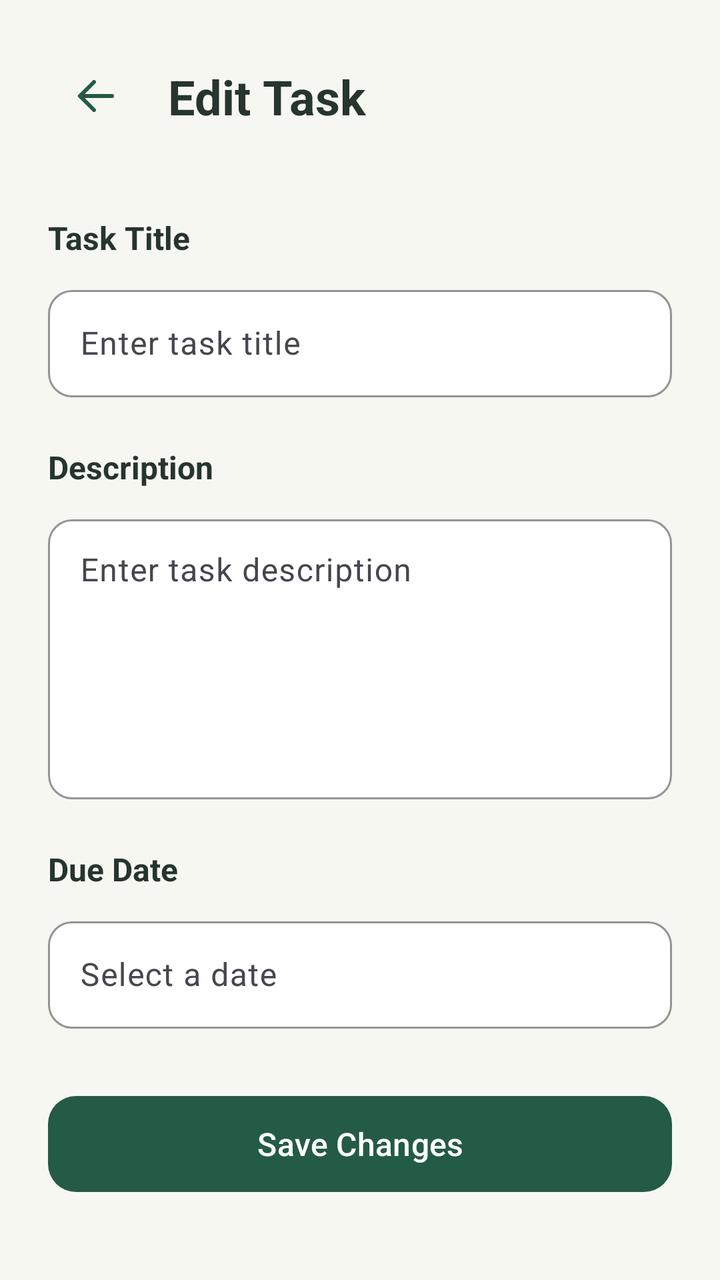
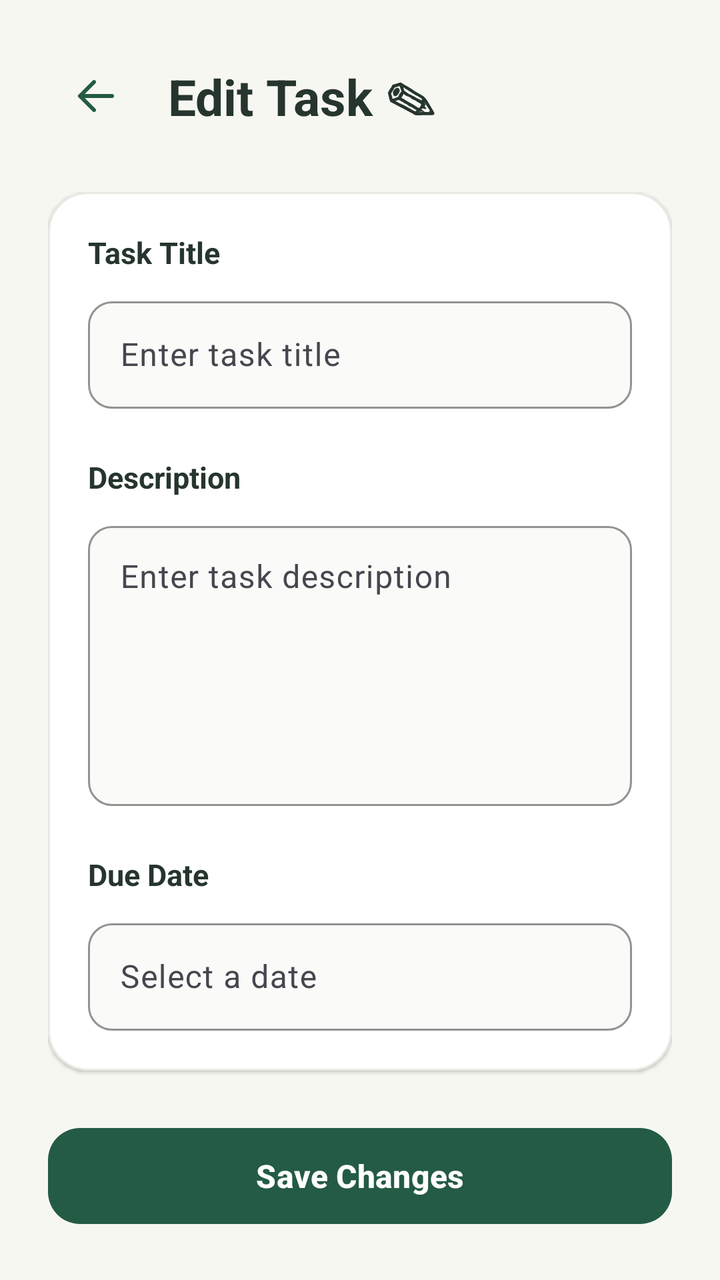

Screens rendered from an Android XML layout before and after an edit, with the pre-edit source and the edit as a unified diff.
<!-- AndroidManifest.xml: application theme Theme.Taskly -->
<!-- res/layout/edit_task_fragment.xml -->
<?xml version="1.0" encoding="utf-8"?>
<androidx.constraintlayout.widget.ConstraintLayout
    xmlns:android="http://schemas.android.com/apk/res/android"
    xmlns:app="http://schemas.android.com/apk/res-auto"
    xmlns:tools="http://schemas.android.com/tools"
    android:layout_width="match_parent"
    android:layout_height="match_parent"
    android:background="#F7F7F2"
    android:padding="24dp">

    <ImageButton
        android:id="@+id/btnBack"
        android:layout_width="48dp"
        android:layout_height="48dp"
        android:background="?attr/selectableItemBackgroundBorderless"
        android:contentDescription="@string/back"
        android:src="@drawable/ic_arrow_back"
        app:tint="#245B45"
        app:layout_constraintStart_toStartOf="parent"
        app:layout_constraintTop_toTopOf="parent" />

    <TextView
        android:id="@+id/tvScreenTitle"
        android:layout_width="0dp"
        android:layout_height="wrap_content"
        android:layout_marginStart="12dp"
        android:text="@string/edit_task_title"
        android:textColor="#26352D"
        android:textSize="24sp"
        android:textStyle="bold"
        app:layout_constraintBottom_toBottomOf="@id/btnBack"
        app:layout_constraintEnd_toEndOf="parent"
        app:layout_constraintStart_toEndOf="@id/btnBack"
        app:layout_constraintTop_toTopOf="@id/btnBack" />

    <TextView
        android:id="@+id/tvTaskTitleLabel"
        android:layout_width="wrap_content"
        android:layout_height="wrap_content"
        android:layout_marginTop="36dp"
        android:text="@string/task_title_label"
        android:textColor="#26352D"
        android:textSize="16sp"
        android:textStyle="bold"
        app:layout_constraintStart_toStartOf="parent"
        app:layout_constraintTop_toBottomOf="@id/btnBack" />

    <com.google.android.material.textfield.TextInputLayout
        android:id="@+id/tilTaskTitle"
        android:layout_width="0dp"
        android:layout_height="wrap_content"
        android:layout_marginTop="10dp"
        app:boxBackgroundColor="#FFFFFF"
        app:boxBackgroundMode="outline"
        app:boxCornerRadiusBottomEnd="12dp"
        app:boxCornerRadiusBottomStart="12dp"
        app:boxCornerRadiusTopEnd="12dp"
        app:boxCornerRadiusTopStart="12dp"
        app:boxStrokeColor="#245B45"
        app:layout_constraintWidth_max="488dp"
        app:layout_constraintEnd_toEndOf="parent"
        app:layout_constraintStart_toStartOf="parent"
        app:layout_constraintTop_toBottomOf="@id/tvTaskTitleLabel">

        <com.google.android.material.textfield.TextInputEditText
            android:id="@+id/etTaskTitle"
            android:layout_width="match_parent"
            android:layout_height="wrap_content"
            android:hint="@string/task_title_hint"
            android:inputType="textCapSentences"
            android:maxLines="1"
            android:padding="16dp"
            android:textColor="#26352D"
            android:textColorHint="#757575"
            tools:ignore="TextContrastCheck" />

    </com.google.android.material.textfield.TextInputLayout>

    <TextView
        android:id="@+id/tvDescriptionLabel"
        android:layout_width="wrap_content"
        android:layout_height="wrap_content"
        android:layout_marginTop="24dp"
        android:text="@string/task_description_label"
        android:textColor="#26352D"
        android:textSize="16sp"
        android:textStyle="bold"
        app:layout_constraintStart_toStartOf="parent"
        app:layout_constraintTop_toBottomOf="@id/tilTaskTitle" />

    <com.google.android.material.textfield.TextInputLayout
        android:id="@+id/tilTaskDescription"
        android:layout_width="0dp"
        android:layout_height="wrap_content"
        android:layout_marginTop="10dp"
        app:boxBackgroundColor="#FFFFFF"
        app:boxBackgroundMode="outline"
        app:boxCornerRadiusBottomEnd="12dp"
        app:boxCornerRadiusBottomStart="12dp"
        app:boxCornerRadiusTopEnd="12dp"
        app:boxCornerRadiusTopStart="12dp"
        app:boxStrokeColor="#245B45"
        app:layout_constraintWidth_max="488dp"
        app:layout_constraintEnd_toEndOf="parent"
        app:layout_constraintStart_toStartOf="parent"
        app:layout_constraintTop_toBottomOf="@id/tvDescriptionLabel">

        <com.google.android.material.textfield.TextInputEditText
            android:id="@+id/etTaskDescription"
            android:layout_width="match_parent"
            android:layout_height="140dp"
            android:gravity="top|start"
            android:hint="@string/task_description_hint"
            android:inputType="textCapSentences|textMultiLine"
            android:padding="16dp"
            android:textColor="#26352D"
            android:textColorHint="#757575"
            tools:ignore="TextContrastCheck" />

    </com.google.android.material.textfield.TextInputLayout>

    <TextView
        android:id="@+id/tvDueDateLabel"
        android:layout_width="wrap_content"
        android:layout_height="wrap_content"
        android:layout_marginTop="24dp"
        android:text="@string/task_due_date_label"
        android:textColor="#26352D"
        android:textSize="16sp"
        android:textStyle="bold"
        app:layout_constraintStart_toStartOf="parent"
        app:layout_constraintTop_toBottomOf="@id/tilTaskDescription" />

    <com.google.android.material.textfield.TextInputLayout
        android:id="@+id/tilTaskDueDate"
        android:layout_width="0dp"
        android:layout_height="wrap_content"
        android:layout_marginTop="10dp"
        app:boxBackgroundColor="#FFFFFF"
        app:boxBackgroundMode="outline"
        app:boxCornerRadiusBottomEnd="12dp"
        app:boxCornerRadiusBottomStart="12dp"
        app:boxCornerRadiusTopEnd="12dp"
        app:boxCornerRadiusTopStart="12dp"
        app:boxStrokeColor="#245B45"
        app:layout_constraintWidth_max="488dp"
        app:layout_constraintEnd_toEndOf="parent"
        app:layout_constraintStart_toStartOf="parent"
        app:layout_constraintTop_toBottomOf="@id/tvDueDateLabel">

        <com.google.android.material.textfield.TextInputEditText
            android:id="@+id/etTaskDueDate"
            android:layout_width="match_parent"
            android:layout_height="wrap_content"
            android:clickable="true"
            android:focusable="true"
            android:hint="@string/task_due_date_hint"
            android:inputType="none"
            android:padding="16dp"
            android:textColor="#26352D"
            android:textColorHint="#757575"
            tools:ignore="TextContrastCheck" />

    </com.google.android.material.textfield.TextInputLayout>



    <com.google.android.material.button.MaterialButton
        android:id="@+id/btnSaveChanges"
        android:layout_width="0dp"
        android:layout_height="56dp"
        android:layout_marginBottom="16dp"
        app:layout_constraintWidth_max="320dp"
        android:text="@string/save_changes"
        android:textAllCaps="false"
        android:textColor="#FFFFFF"
        android:textSize="16sp"
        app:backgroundTint="#245B45"
        app:cornerRadius="14dp"
        app:layout_constraintBottom_toBottomOf="parent"
        app:layout_constraintEnd_toEndOf="parent"
        app:layout_constraintStart_toStartOf="parent" />

</androidx.constraintlayout.widget.ConstraintLayout>
<!-- resources referenced by this layout -->
<resources>
  <!-- drawable ic_arrow_back (drawable) -->
  <vector xmlns:android="http://schemas.android.com/apk/res/android"
      android:width="24dp"
      android:height="24dp"
      android:viewportWidth="24"
      android:viewportHeight="24">
  
      <path
          android:fillColor="#245B45"
          android:pathData="M20,12H4M4,12l7,-7M4,12l7,7"
          android:strokeColor="#245B45"
          android:strokeWidth="2"
          android:strokeLineCap="round"
          android:strokeLineJoin="round" />
  
  </vector>
  <string name="back">Back</string>
  <string name="edit_task_title">Edit Task</string>
  <string name="save_changes">Save Changes</string>
  <string name="task_description_hint">Enter task description</string>
  <string name="task_description_label">Description</string>
  <string name="task_due_date_hint">Select a date</string>
  <string name="task_due_date_label">Due Date</string>
  <string name="task_title_hint">Enter task title</string>
  <string name="task_title_label">Task Title</string>
  <style name="Theme.Taskly" parent="Base.Theme.Taskly" />
  <style name="Base.Theme.Taskly" parent="Theme.Material3.DayNight.NoActionBar">
          
          
      </style>
</resources>

<!-- the commit's change to res/layout/edit_task_fragment.xml (unified diff, before → after) -->
@@ -5,9 +5,10 @@
     xmlns:tools="http://schemas.android.com/tools"
     android:layout_width="match_parent"
     android:layout_height="match_parent"
-    android:background="#F7F7F2"
+    android:background="@color/app_background"
     android:padding="24dp">
 
+    
     <ImageButton
         android:id="@+id/btnBack"
         android:layout_width="48dp"
@@ -15,7 +16,7 @@
         android:background="?attr/selectableItemBackgroundBorderless"
         android:contentDescription="@string/back"
         android:src="@drawable/ic_arrow_back"
-        app:tint="#245B45"
+        app:tint="@color/app_tint"
         app:layout_constraintStart_toStartOf="parent"
         app:layout_constraintTop_toTopOf="parent" />
 
@@ -25,160 +26,177 @@
         android:layout_height="wrap_content"
         android:layout_marginStart="12dp"
         android:text="@string/edit_task_title"
-        android:textColor="#26352D"
-        android:textSize="24sp"
+        android:textColor="@color/text_color"
+        android:textSize="25sp"
         android:textStyle="bold"
         app:layout_constraintBottom_toBottomOf="@id/btnBack"
         app:layout_constraintEnd_toEndOf="parent"
         app:layout_constraintStart_toEndOf="@id/btnBack"
         app:layout_constraintTop_toTopOf="@id/btnBack" />
 
-    <TextView
-        android:id="@+id/tvTaskTitleLabel"
-        android:layout_width="wrap_content"
-        android:layout_height="wrap_content"
-        android:layout_marginTop="36dp"
-        android:text="@string/task_title_label"
-        android:textColor="#26352D"
-        android:textSize="16sp"
-        android:textStyle="bold"
+
+    <androidx.core.widget.NestedScrollView
+        android:id="@+id/scrollEditTask"
+        android:layout_width="0dp"
+        android:layout_height="0dp"
+        android:layout_marginTop="24dp"
+        android:layout_marginBottom="20dp"
+        android:clipToPadding="false"
+        android:fillViewport="false"
+        android:overScrollMode="never"
+        app:layout_constraintTop_toBottomOf="@id/btnBack"
+        app:layout_constraintBottom_toTopOf="@id/btnSaveChanges"
         app:layout_constraintStart_toStartOf="parent"
-        app:layout_constraintTop_toBottomOf="@id/btnBack" />
-
-    <com.google.android.material.textfield.TextInputLayout
-        android:id="@+id/tilTaskTitle"
-        android:layout_width="0dp"
-        android:layout_height="wrap_content"
-        android:layout_marginTop="10dp"
-        app:boxBackgroundColor="#FFFFFF"
-        app:boxBackgroundMode="outline"
-        app:boxCornerRadiusBottomEnd="12dp"
-        app:boxCornerRadiusBottomStart="12dp"
-        app:boxCornerRadiusTopEnd="12dp"
-        app:boxCornerRadiusTopStart="12dp"
-        app:boxStrokeColor="#245B45"
-        app:layout_constraintWidth_max="488dp"
-        app:layout_constraintEnd_toEndOf="parent"
-        app:layout_constraintStart_toStartOf="parent"
-        app:layout_constraintTop_toBottomOf="@id/tvTaskTitleLabel">
-
-        <com.google.android.material.textfield.TextInputEditText
-            android:id="@+id/etTaskTitle"
+        app:layout_constraintEnd_toEndOf="parent">
+
+        <com.google.android.material.card.MaterialCardView
             android:layout_width="match_parent"
             android:layout_height="wrap_content"
-            android:hint="@string/task_title_hint"
-            android:inputType="textCapSentences"
-            android:maxLines="1"
-            android:padding="16dp"
-            android:textColor="#26352D"
-            android:textColorHint="#757575"
-            tools:ignore="TextContrastCheck" />
-
-    </com.google.android.material.textfield.TextInputLayout>
-
-    <TextView
-        android:id="@+id/tvDescriptionLabel"
-        android:layout_width="wrap_content"
-        android:layout_height="wrap_content"
-        android:layout_marginTop="24dp"
-        android:text="@string/task_description_label"
-        android:textColor="#26352D"
-        android:textSize="16sp"
-        android:textStyle="bold"
-        app:layout_constraintStart_toStartOf="parent"
-        app:layout_constraintTop_toBottomOf="@id/tilTaskTitle" />
-
-    <com.google.android.material.textfield.TextInputLayout
-        android:id="@+id/tilTaskDescription"
-        android:layout_width="0dp"
-        android:layout_height="wrap_content"
-        android:layout_marginTop="10dp"
-        app:boxBackgroundColor="#FFFFFF"
-        app:boxBackgroundMode="outline"
-        app:boxCornerRadiusBottomEnd="12dp"
-        app:boxCornerRadiusBottomStart="12dp"
-        app:boxCornerRadiusTopEnd="12dp"
-        app:boxCornerRadiusTopStart="12dp"
-        app:boxStrokeColor="#245B45"
-        app:layout_constraintWidth_max="488dp"
-        app:layout_constraintEnd_toEndOf="parent"
-        app:layout_constraintStart_toStartOf="parent"
-        app:layout_constraintTop_toBottomOf="@id/tvDescriptionLabel">
-
-        <com.google.android.material.textfield.TextInputEditText
-            android:id="@+id/etTaskDescription"
-            android:layout_width="match_parent"
-            android:layout_height="140dp"
-            android:gravity="top|start"
-            android:hint="@string/task_description_hint"
-            android:inputType="textCapSentences|textMultiLine"
-            android:padding="16dp"
-            android:textColor="#26352D"
-            android:textColorHint="#757575"
-            tools:ignore="TextContrastCheck" />
-
-    </com.google.android.material.textfield.TextInputLayout>
-
-    <TextView
-        android:id="@+id/tvDueDateLabel"
-        android:layout_width="wrap_content"
-        android:layout_height="wrap_content"
-        android:layout_marginTop="24dp"
-        android:text="@string/task_due_date_label"
-        android:textColor="#26352D"
-        android:textSize="16sp"
-        android:textStyle="bold"
-        app:layout_constraintStart_toStartOf="parent"
-        app:layout_constraintTop_toBottomOf="@id/tilTaskDescription" />
-
-    <com.google.android.material.textfield.TextInputLayout
-        android:id="@+id/tilTaskDueDate"
-        android:layout_width="0dp"
-        android:layout_height="wrap_content"
-        android:layout_marginTop="10dp"
-        app:boxBackgroundColor="#FFFFFF"
-        app:boxBackgroundMode="outline"
-        app:boxCornerRadiusBottomEnd="12dp"
-        app:boxCornerRadiusBottomStart="12dp"
-        app:boxCornerRadiusTopEnd="12dp"
-        app:boxCornerRadiusTopStart="12dp"
-        app:boxStrokeColor="#245B45"
-        app:layout_constraintWidth_max="488dp"
-        app:layout_constraintEnd_toEndOf="parent"
-        app:layout_constraintStart_toStartOf="parent"
-        app:layout_constraintTop_toBottomOf="@id/tvDueDateLabel">
-
-        <com.google.android.material.textfield.TextInputEditText
-            android:id="@+id/etTaskDueDate"
-            android:layout_width="match_parent"
-            android:layout_height="wrap_content"
-            android:clickable="true"
-            android:focusable="true"
-            android:hint="@string/task_due_date_hint"
-            android:inputType="none"
-            android:padding="16dp"
-            android:textColor="#26352D"
-            android:textColorHint="#757575"
-            tools:ignore="TextContrastCheck" />
-
-    </com.google.android.material.textfield.TextInputLayout>
-
-
+            app:cardBackgroundColor="@color/white"
+            app:cardCornerRadius="20dp"
+            app:cardElevation="1dp"
+            app:strokeColor="@color/stroke"
+            app:strokeWidth="1dp">
+
+            <LinearLayout
+                android:layout_width="match_parent"
+                android:layout_height="wrap_content"
+                android:orientation="vertical"
+                android:padding="20dp">
+
+                <TextView
+                    android:id="@+id/tvTaskTitleLabel"
+                    android:layout_width="wrap_content"
+                    android:layout_height="wrap_content"
+                    android:text="@string/task_title_label"
+                    android:textColor="@color/text_color"
+                    android:textSize="15sp"
+                    android:textStyle="bold" />
+
+                <com.google.android.material.textfield.TextInputLayout
+                    android:id="@+id/tilTaskTitle"
+                    android:layout_width="match_parent"
+                    android:layout_height="wrap_content"
+                    android:layout_marginTop="9dp"
+                    app:boxBackgroundColor="@color/box_bg"
+                    app:boxBackgroundMode="outline"
+                    app:boxCornerRadiusBottomEnd="12dp"
+                    app:boxCornerRadiusBottomStart="12dp"
+                    app:boxCornerRadiusTopEnd="12dp"
+                    app:boxCornerRadiusTopStart="12dp"
+                    app:boxStrokeColor="@color/app_tint">
+
+                    <com.google.android.material.textfield.TextInputEditText
+                        android:id="@+id/etTaskTitle"
+                        android:layout_width="match_parent"
+                        android:layout_height="wrap_content"
+                        android:hint="@string/task_title_hint"
+                        android:inputType="textCapSentences"
+                        android:maxLines="1"
+                        android:padding="16dp"
+                        android:textColor="#26352D"
+                        android:textColorHint="@color/text_hint"
+                        tools:ignore="TextContrastCheck,VisualLintTextFieldSize" />
+
+                </com.google.android.material.textfield.TextInputLayout>
+
+                <TextView
+                    android:id="@+id/tvDescriptionLabel"
+                    android:layout_width="wrap_content"
+                    android:layout_height="wrap_content"
+                    android:layout_marginTop="24dp"
+                    android:text="@string/task_description_label"
+                    android:textColor="@color/text_color"
+                    android:textSize="15sp"
+                    android:textStyle="bold" />
+
+                <com.google.android.material.textfield.TextInputLayout
+                    android:id="@+id/tilTaskDescription"
+                    android:layout_width="match_parent"
+                    android:layout_height="wrap_content"
+                    android:layout_marginTop="9dp"
+                    app:boxBackgroundColor="@color/box_bg"
+                    app:boxBackgroundMode="outline"
+                    app:boxCornerRadiusBottomEnd="12dp"
+                    app:boxCornerRadiusBottomStart="12dp"
+                    app:boxCornerRadiusTopEnd="12dp"
+                    app:boxCornerRadiusTopStart="12dp"
+                    app:boxStrokeColor="@color/app_tint">
+
+                    <com.google.android.material.textfield.TextInputEditText
+                        android:id="@+id/etTaskDescription"
+                        android:layout_width="match_parent"
+                        android:layout_height="140dp"
+                        android:gravity="top|start"
+                        android:hint="@string/task_description_hint"
+                        android:inputType="textCapSentences|textMultiLine"
+                        android:padding="16dp"
+                        android:textColor="@color/text_color"
+                        android:textColorHint="@color/text_hint"
+                        tools:ignore="TextContrastCheck,VisualLintTextFieldSize" />
+
+                </com.google.android.material.textfield.TextInputLayout>
+
+                <TextView
+                    android:id="@+id/tvDueDateLabel"
+                    android:layout_width="wrap_content"
+                    android:layout_height="wrap_content"
+                    android:layout_marginTop="24dp"
+                    android:text="@string/task_due_date_label"
+                    android:textColor="@color/text_color"
+                    android:textSize="15sp"
+                    android:textStyle="bold" />
+
+                <com.google.android.material.textfield.TextInputLayout
+                    android:id="@+id/tilTaskDueDate"
+                    android:layout_width="match_parent"
+                    android:layout_height="wrap_content"
+                    android:layout_marginTop="9dp"
+                    app:boxBackgroundColor="@color/box_bg"
+                    app:boxBackgroundMode="outline"
+                    app:boxCornerRadiusBottomEnd="12dp"
+                    app:boxCornerRadiusBottomStart="12dp"
+                    app:boxCornerRadiusTopEnd="12dp"
+                    app:boxCornerRadiusTopStart="12dp"
+                    app:boxStrokeColor="@color/app_tint">
+
+                    <com.google.android.material.textfield.TextInputEditText
+                        android:id="@+id/etTaskDueDate"
+                        android:layout_width="match_parent"
+                        android:layout_height="wrap_content"
+                        android:clickable="true"
+                        android:focusable="true"
+                        android:hint="@string/task_due_date_hint"
+                        android:inputType="none"
+                        android:padding="16dp"
+                        android:textColor="@color/text_color"
+                        android:textColorHint="@color/text_hint"
+                        tools:ignore="TextContrastCheck,VisualLintTextFieldSize" />
+
+                </com.google.android.material.textfield.TextInputLayout>
+
+            </LinearLayout>
+
+        </com.google.android.material.card.MaterialCardView>
+
+    </androidx.core.widget.NestedScrollView>
 
     <com.google.android.material.button.MaterialButton
         android:id="@+id/btnSaveChanges"
         android:layout_width="0dp"
         android:layout_height="56dp"
-        android:layout_marginBottom="16dp"
-        app:layout_constraintWidth_max="320dp"
         android:text="@string/save_changes"
         android:textAllCaps="false"
-        android:textColor="#FFFFFF"
+        android:textColor="@color/white"
         android:textSize="16sp"
-        app:backgroundTint="#245B45"
-        app:cornerRadius="14dp"
+        android:textStyle="bold"
+        app:backgroundTint="@color/app_tint"
+        app:cornerRadius="16dp"
+        app:elevation="2dp"
+        app:layout_constraintWidth_max="488dp"
         app:layout_constraintBottom_toBottomOf="parent"
         app:layout_constraintEnd_toEndOf="parent"
-        app:layout_constraintStart_toStartOf="parent" />
+        app:layout_constraintStart_toStartOf="parent"
+        tools:ignore="VisualLintButtonSize" />
 
 </androidx.constraintlayout.widget.ConstraintLayout>
<!-- resource entries referenced after the edit -->
@@ -1,5 +1,12 @@
 <!-- resources referenced by this layout -->
 <resources>
+  <color name="app_background">#F7F7F2</color>
+  <color name="app_tint">#245B45</color>
+  <color name="box_bg">#FAFBF9</color>
+  <color name="stroke">#E5EAE3</color>
+  <color name="text_color">#26352D</color>
+  <color name="text_hint">#858D85</color>
+  <color name="white">#FFFFFFFF</color>
   <!-- drawable ic_arrow_back (drawable) -->
   <vector xmlns:android="http://schemas.android.com/apk/res/android"
       android:width="24dp"
@@ -17,7 +24,7 @@
   
   </vector>
   <string name="back">Back</string>
-  <string name="edit_task_title">Edit Task</string>
+  <string name="edit_task_title">Edit Task ✎</string>
   <string name="save_changes">Save Changes</string>
   <string name="task_description_hint">Enter task description</string>
   <string name="task_description_label">Description</string>
